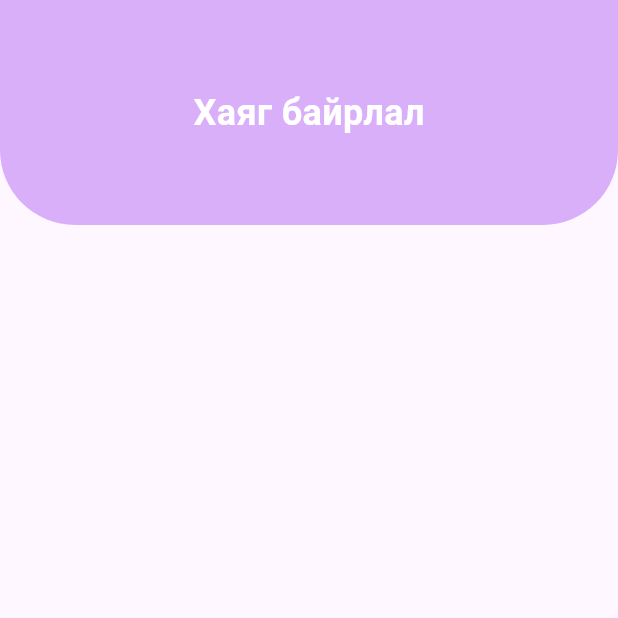
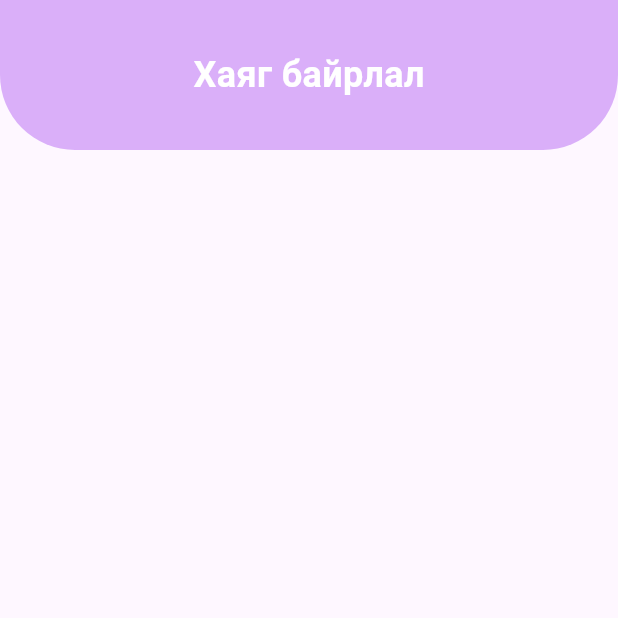
Before and after one commit to xbayarsukh/Picktimee, a Flutter app: the LocationPage screen opened directly, on a phone screen of 412 x 824 dp, the top half of it. Run offline on Flutter 3.47's test engine with Material 3 defaults, Android fonts, the phone set to English and light mode, and no system bars; our stand-ins replace animated_bottom_navigation_bar, flutter_secure_storage, image_picker, shared_preferences; accounts and stored records are empty; network calls fail.

Commit message:
worker ok

```diff
--- a/application_frontend/lib/bottom_bar.dart
+++ b/application_frontend/lib/bottom_bar.dart
@@ -36,7 +36,7 @@ class _MyHomePageState extends State<MyHomePage> {
 
   final iconList = <IconData>[
     Icons.home,
-    Icons.work,
+    Icons.face,
     Icons.location_on,
     Icons.account_circle,
   ];
--- a/application_frontend/lib/location.dart
+++ b/application_frontend/lib/location.dart
@@ -47,7 +47,7 @@ class _LocationPageState extends State<LocationPage> {
         children: [
           // Curved header
           Container(
-            height: 150,
+            height: 100,
             decoration: BoxDecoration(
               color: Color.fromARGB(255, 218, 175, 249),
               borderRadius: BorderRadius.only(
--- a/application_frontend/lib/made.dart
+++ b/application_frontend/lib/made.dart
@@ -71,10 +71,9 @@ class _WorkerMadeListPageState extends State<WorkerMadeListPage> {
             else
               const Text("No image available"),
             const SizedBox(height: 8),
-            Text("👤 Worker: ${made['worker_name']}",
+            Text("👤 Артист: ${made['worker_name']}",
                 style: const TextStyle(fontWeight: FontWeight.bold)),
-            Text("💇 Service: ${made['service_category']}"),
-            Text("💬 Comment: ${made['comment'] ?? 'No comment'}"),
+            Text("💇 Үйлчилгээ: ${made['service_category']}"),
           ],
         ),
       ),
--- a/application_frontend/lib/worker.dart
+++ b/application_frontend/lib/worker.dart
@@ -43,7 +43,7 @@ class _WorkerPageState extends State<WorkerPage> {
         children: [
           // Container for "Хаяг байрлал"
           Container(
-            height: 150,
+            height: 100,
             decoration: BoxDecoration(
               color: Color.fromARGB(255, 218, 175, 249),
               borderRadius: BorderRadius.only(
```
